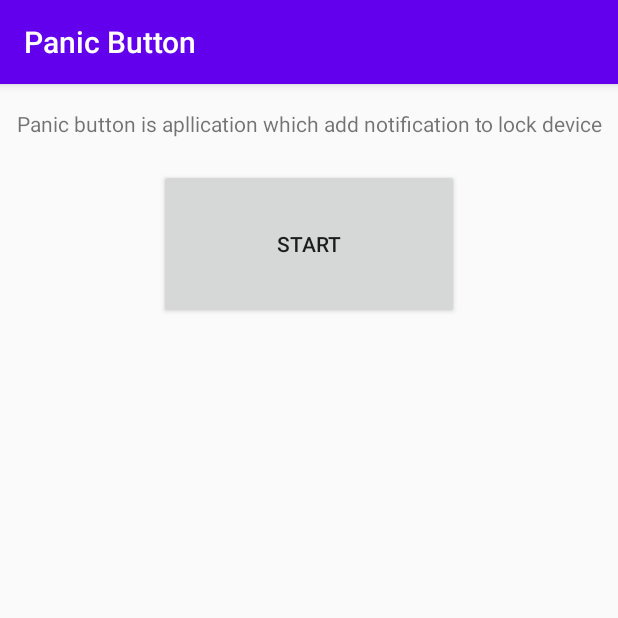
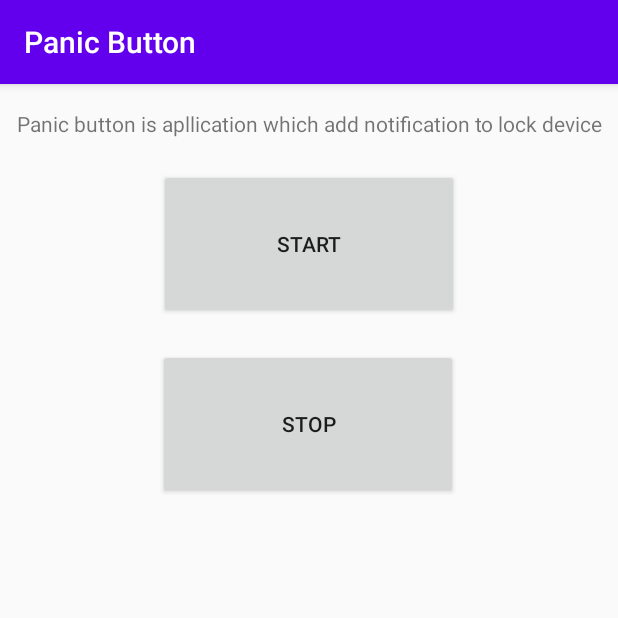
Before and after one commit to vulnerabbity/android-panic-button, an Android app: the screen it shows after launch (MainActivity), on a phone screen of 412 x 824 dp, the top half of it. Run offline under Robolectric (Android 15) with nearby library versions, the phone set to English and light mode, and no system bars.

Commit message:
new: (activity_main.xml) add stop button

```diff
--- a/app/src/main/res/layout/activity_main.xml
+++ b/app/src/main/res/layout/activity_main.xml
@@ -19,7 +19,7 @@
         app:layout_constraintVertical_bias="0.022" />
 
     <Button
-        android:id="@+id/button"
+        android:id="@+id/start_button"
         android:layout_width="200dp"
         android:layout_height="100dp"
         android:layout_marginTop="20dp"
@@ -29,4 +29,16 @@
         app:layout_constraintStart_toStartOf="parent"
         app:layout_constraintTop_toBottomOf="@+id/textView" />
 
+    <Button
+        android:id="@+id/stop_button"
+        android:layout_width="200dp"
+        android:layout_height="100dp"
+        android:layout_marginTop="20dp"
+        android:onClick="onStopClick"
+        android:text="Stop"
+        app:layout_constraintEnd_toEndOf="parent"
+        app:layout_constraintHorizontal_bias="0.497"
+        app:layout_constraintStart_toStartOf="parent"
+        app:layout_constraintTop_toBottomOf="@+id/start_button" />
+
 </android.support.constraint.ConstraintLayout>
```
